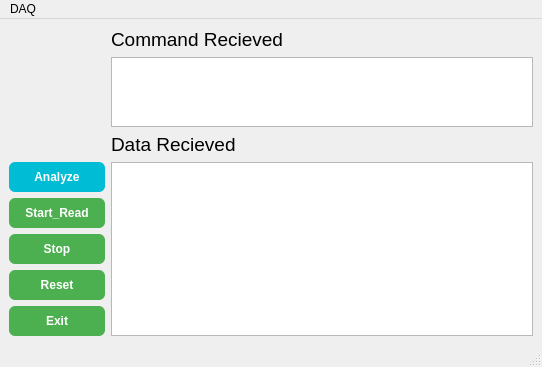
This is mainwindow.ui in Vishalp70/DAQ-GUI as Qt 5 draws it before an edit. The edited form follows.
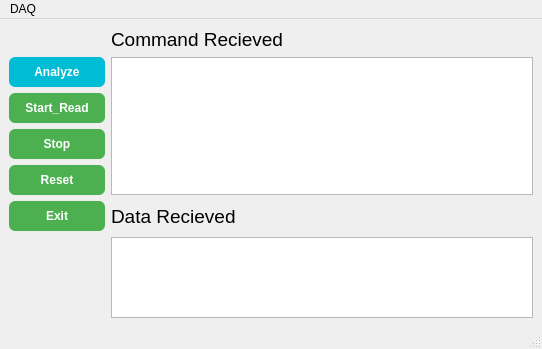
This is the edited form.

Diff of the .ui file:
```diff
--- a/mainwindow.ui
+++ b/mainwindow.ui
@@ -15,10 +15,7 @@
   </property>
   <widget class="QWidget" name="centralwidget">
    <layout class="QGridLayout" name="gridLayout">
-    <item row="11" column="2" rowspan="5">
-     <widget class="QTextEdit" name="terminalRxOutput"/>
-    </item>
-    <item row="7" column="2">
+    <item row="12" column="2">
      <widget class="QLabel" name="label">
       <property name="font">
        <font>
@@ -30,6 +27,9 @@
       </property>
      </widget>
     </item>
+    <item row="14" column="2" rowspan="4">
+     <widget class="QTextEdit" name="terminalRxOutput"/>
+    </item>
     <item row="1" column="2">
      <widget class="QLabel" name="label_2">
       <property name="font">
@@ -42,94 +42,7 @@
       </property>
      </widget>
     </item>
-    <item row="4" column="2">
-     <widget class="QTextEdit" name="terminalOutput"/>
-    </item>
-    <item row="13" column="0">
-     <widget class="QPushButton" name="stop">
-      <property name="styleSheet">
-       <string notr="true">QPushButton {
-    background-color: #4CAF50;       /* nice green */
-    color: white;
-    border: none;
-    border-radius: 6px;
-    padding: 8px 16px;
-    font-weight: bold;
-}
-QPushButton:hover {
-    background-color: #45a049;
-}
-</string>
-      </property>
-      <property name="text">
-       <string>Stop</string>
-      </property>
-     </widget>
-    </item>
-    <item row="15" column="0">
-     <widget class="QPushButton" name="exit">
-      <property name="styleSheet">
-       <string notr="true">QPushButton {
-    background-color: #4CAF50;       /* nice green */
-    color: white;
-    border: none;
-    border-radius: 6px;
-    padding: 8px 16px;
-    font-weight: bold;
-}
-QPushButton:hover {
-    background-color: #45a049;
-}
-</string>
-      </property>
-      <property name="text">
-       <string>Exit</string>
-      </property>
-     </widget>
-    </item>
-    <item row="14" column="0">
-     <widget class="QPushButton" name="reset">
-      <property name="styleSheet">
-       <string notr="true">QPushButton {
-    background-color: #4CAF50;       /* nice green */
-    color: white;
-    border: none;
-    border-radius: 6px;
-    padding: 8px 16px;
-    font-weight: bold;
-}
-QPushButton:hover {
-    background-color: #45a049;
-}
-</string>
-      </property>
-      <property name="text">
-       <string>Reset</string>
-      </property>
-     </widget>
-    </item>
-    <item row="12" column="0">
-     <widget class="QPushButton" name="startread">
-      <property name="styleSheet">
-       <string notr="true">QPushButton {
-    background-color: #4CAF50;       /* nice green */
-    color: white;
-    border: none;
-    border-radius: 6px;
-    padding: 8px 16px;
-    font-weight: bold;
-}
-QPushButton:hover {
-    background-color: #45a049;
-}
-</string>
-      </property>
-      <property name="text">
-       <string>Start_Read</string>
-      </property>
-     </widget>
-    </item>
-    <item row="11" column="0">
+    <item row="4" column="0">
      <widget class="QPushButton" name="analyzeButton">
       <property name="styleSheet">
        <string notr="true">QPushButton#analyzeButton {
@@ -150,6 +63,93 @@
       </property>
      </widget>
     </item>
+    <item row="4" column="2" rowspan="4">
+     <widget class="QTextEdit" name="terminalOutput"/>
+    </item>
+    <item row="5" column="0">
+     <widget class="QPushButton" name="startread">
+      <property name="styleSheet">
+       <string notr="true">QPushButton {
+    background-color: #4CAF50;       /* nice green */
+    color: white;
+    border: none;
+    border-radius: 6px;
+    padding: 8px 16px;
+    font-weight: bold;
+}
+QPushButton:hover {
+    background-color: #45a049;
+}
+</string>
+      </property>
+      <property name="text">
+       <string>Start_Read</string>
+      </property>
+     </widget>
+    </item>
+    <item row="6" column="0">
+     <widget class="QPushButton" name="stop">
+      <property name="styleSheet">
+       <string notr="true">QPushButton {
+    background-color: #4CAF50;       /* nice green */
+    color: white;
+    border: none;
+    border-radius: 6px;
+    padding: 8px 16px;
+    font-weight: bold;
+}
+QPushButton:hover {
+    background-color: #45a049;
+}
+</string>
+      </property>
+      <property name="text">
+       <string>Stop</string>
+      </property>
+     </widget>
+    </item>
+    <item row="7" column="0">
+     <widget class="QPushButton" name="reset">
+      <property name="styleSheet">
+       <string notr="true">QPushButton {
+    background-color: #4CAF50;       /* nice green */
+    color: white;
+    border: none;
+    border-radius: 6px;
+    padding: 8px 16px;
+    font-weight: bold;
+}
+QPushButton:hover {
+    background-color: #45a049;
+}
+</string>
+      </property>
+      <property name="text">
+       <string>Reset</string>
+      </property>
+     </widget>
+    </item>
+    <item row="12" column="0">
+     <widget class="QPushButton" name="exit">
+      <property name="styleSheet">
+       <string notr="true">QPushButton {
+    background-color: #4CAF50;       /* nice green */
+    color: white;
+    border: none;
+    border-radius: 6px;
+    padding: 8px 16px;
+    font-weight: bold;
+}
+QPushButton:hover {
+    background-color: #45a049;
+}
+</string>
+      </property>
+      <property name="text">
+       <string>Exit</string>
+      </property>
+     </widget>
+    </item>
    </layout>
   </widget>
   <widget class="QMenuBar" name="menubar">
```
